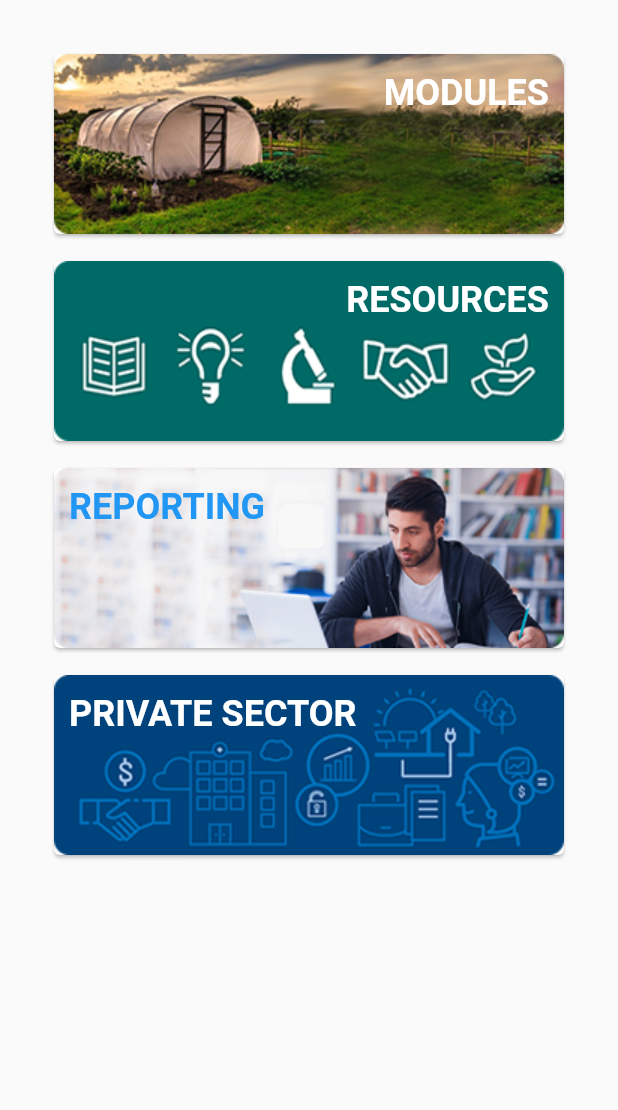
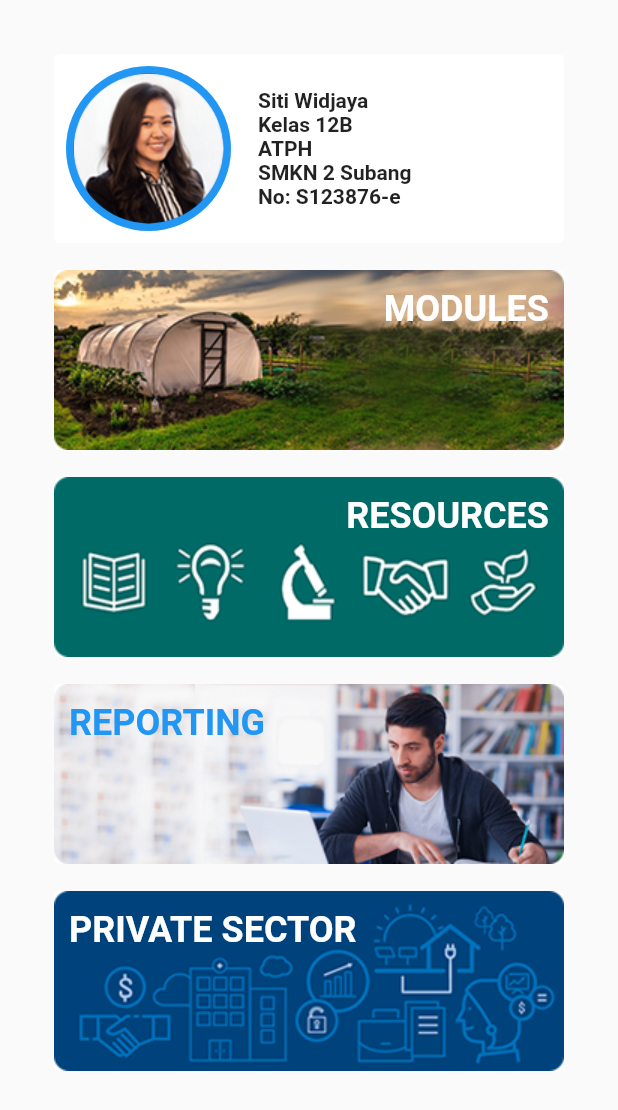
Before and after one commit to rafiandria23/agried-mobile, a Flutter app: the HomeScreen screen opened directly, on a phone screen of 412 x 824 dp. Shown: the top 1110 px of the screen. Run offline on Flutter 3.47's test engine with Material 2 defaults, Android fonts, the phone set to English and light mode, and no system bars.

Commit message:
Created StudentProfileCard.

```diff
--- a/lib/components.dart
+++ b/lib/components.dart
@@ -1,2 +1,3 @@
 // Home Components
 export 'components/home_components/home_card.dart';
+export 'components/home_components/student_profile_card.dart';
--- a/lib/components/home_components/home_card.dart
+++ b/lib/components/home_components/home_card.dart
@@ -30,6 +30,7 @@ class HomeCard extends StatelessWidget {
 
     return Center(
       child: Card(
+        elevation: 0,
         child: InkWell(
           splashColor: Colors.blue.withAlpha(30),
           onTap: onTap,
--- a/lib/components/home_components/student_profile_card.dart
+++ b/lib/components/home_components/student_profile_card.dart
@@ -26,11 +26,44 @@ class StudentProfileCard extends StatelessWidget {
     );
 
     Column studentDetails = Column(
-      children: <Widget>[],
+      crossAxisAlignment: CrossAxisAlignment.start,
+      children: <Widget>[
+        Text(
+          student.name,
+          style: TextStyle(
+            fontWeight: FontWeight.bold,
+          ),
+        ),
+        Text(
+          'Kelas ${student.className}',
+          style: TextStyle(
+            fontWeight: FontWeight.bold,
+          ),
+        ),
+        Text(
+          student.major,
+          style: TextStyle(
+            fontWeight: FontWeight.bold,
+          ),
+        ),
+        Text(
+          student.school.name,
+          style: TextStyle(
+            fontWeight: FontWeight.bold,
+          ),
+        ),
+        Text(
+          'No: ${student.serialNo}',
+          style: TextStyle(
+            fontWeight: FontWeight.bold,
+          ),
+        ),
+      ],
     );
 
     return Center(
       child: Card(
+        elevation: 0,
         child: InkWell(
           splashColor: Colors.blue.withAlpha(30),
           onTap: onTap,
@@ -40,8 +73,17 @@ class StudentProfileCard extends StatelessWidget {
                 Container(
                   width: MediaQuery.of(context).size.width,
                 ),
-                Row(
-                  children: <Widget>[studentAvatar, studentDetails],
+                Padding(
+                  padding: EdgeInsets.all(8.0),
+                  child: Row(
+                    children: <Widget>[
+                      studentAvatar,
+                      SizedBox(
+                        width: 18.0,
+                      ),
+                      studentDetails
+                    ],
+                  ),
                 ),
               ],
             ),
--- a/lib/models/student.dart
+++ b/lib/models/student.dart
@@ -1,7 +1,7 @@
 import 'package:agri_ed_mobile/models.dart';
 
 class Student {
-  final String id;
+  final int id;
   final String name;
   final String className;
   final School school;
--- a/lib/screens/home.dart
+++ b/lib/screens/home.dart
@@ -1,4 +1,5 @@
 import 'package:flutter/material.dart';
+import 'package:agri_ed_mobile/models.dart';
 import 'package:agri_ed_mobile/components.dart';
 import 'package:agri_ed_mobile/screens.dart';
 
@@ -10,9 +11,23 @@ class HomeScreen extends StatefulWidget {
 }
 
 class _HomeScreenState extends State<HomeScreen> {
+  final Student _currentStudent = Student(
+    id: 1,
+    name: 'Siti Widjaya',
+    className: '12B',
+    major: 'ATPH',
+    school: School(name: 'SMKN 2 Subang'),
+    serialNo: 'S123876-e',
+  );
+
   @override
   Widget build(BuildContext context) {
-    List<HomeCard> _homeCards = <HomeCard>[
+    List<Widget> _homeCards = <Widget>[
+      StudentProfileCard(
+        profileImage: AssetImage('assets/dummies/student_profile_image.png'),
+        student: _currentStudent,
+        onTap: () {},
+      ),
       HomeCard(
         title: Text(
           'Modules'.toUpperCase(),
--- a/pubspec.yaml
+++ b/pubspec.yaml
@@ -45,6 +45,7 @@ flutter:
   assets:
     - assets/icons/
     - assets/images/
+    - assets/dummies/
   # An image asset can refer to one or more resolution-specific "variants", see
   # https://flutter.dev/assets-and-images/#resolution-aware.
   # For details regarding adding assets from package dependencies, see
```
Also changed, not shown: assets/dummies/student_profile_image.png (added).
